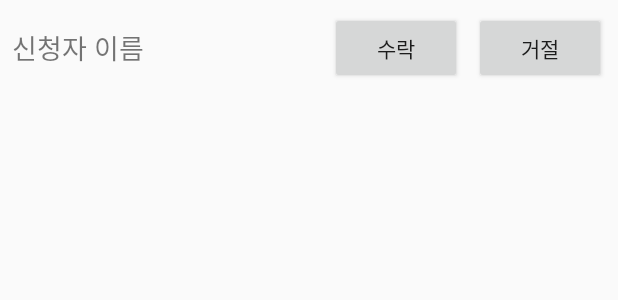
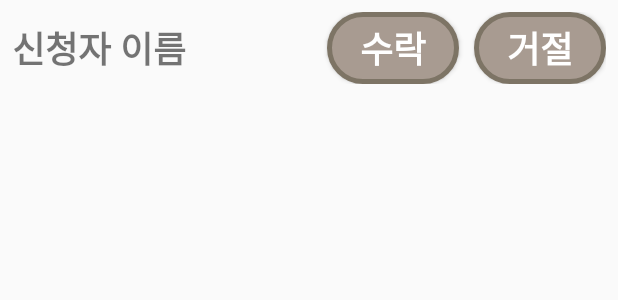
Before and after one commit to SeungYeon04/D_1to1_ChatApp, an Android app: the layout request_item.xml on its own in the app's theme, with its tools: preview values and no code run, on a phone screen of 412 x 824 dp. Shown: the top 300 px of the screen. Run offline under Robolectric (Android 15) with nearby library versions, the phone set to English and light mode, and no system bars.

Commit message:
connection_request UI 일부 수정
1. 기본 UI에서 통일성 수정
2. codeinput에 신청 목록으로 연결되는 버튼 추가

```diff
--- a/ChatApp_1to1/app/src/main/java/com/example/chatapp_1to1/PlantCareActivity.kt
+++ b/ChatApp_1to1/app/src/main/java/com/example/chatapp_1to1/PlantCareActivity.kt
@@ -69,7 +69,7 @@ class PlantCareActivity : AppCompatActivity() {
         }
 
         findViewById<ImageView>(R.id.ivSpeechBubble).setOnClickListener {
-            val intent = Intent(this, ConnectionRequestsActivity::class.java)
+            val intent = Intent(this, CodeInputActivity::class.java)
             startActivity(intent)
         }
 
--- a/ChatApp_1to1/app/src/main/res/layout/activity_connection_request.xml
+++ b/ChatApp_1to1/app/src/main/res/layout/activity_connection_request.xml
@@ -10,6 +10,7 @@
         android:layout_width="wrap_content"
         android:layout_height="wrap_content"
         android:text="연결 신청"
+        android:fontFamily="@font/bmjua"
         android:textSize="24sp"
         android:textStyle="bold"
         android:layout_centerHorizontal="true"
--- a/ChatApp_1to1/app/src/main/res/layout/request_item.xml
+++ b/ChatApp_1to1/app/src/main/res/layout/request_item.xml
@@ -13,21 +13,34 @@
         android:layout_height="wrap_content"
         android:layout_weight="1"
         android:text="신청자 이름"
-        android:textSize="18sp" />
+        android:fontFamily="@font/bmjua"
+        android:textSize="24sp"
+        android:textStyle="bold" />
 
     <!-- 수락 버튼 -->
-    <Button
+
+    <!-- 거절 버튼 -->
+    <androidx.appcompat.widget.AppCompatButton
         android:id="@+id/accept_button"
         android:layout_width="wrap_content"
         android:layout_height="wrap_content"
+        android:background="@drawable/login_btn_bg"
+        android:fontFamily="@font/bmjua"
         android:text="수락"
-        android:layout_marginEnd="8dp" />
+        android:textColor="#FFFFFF"
+        android:textSize="24sp"
+        android:textStyle="bold" />
 
-    <!-- 거절 버튼 -->
-    <Button
+    <androidx.appcompat.widget.AppCompatButton
         android:id="@+id/reject_button"
         android:layout_width="wrap_content"
         android:layout_height="wrap_content"
-        android:text="거절" />
+        android:layout_marginStart="10dp"
+        android:background="@drawable/login_btn_bg"
+        android:fontFamily="@font/bmjua"
+        android:text="거절"
+        android:textColor="#FFFFFF"
+        android:textSize="24sp"
+        android:textStyle="bold" />
 
 </LinearLayout>
```
Also changed, not shown: ChatApp_1to1/app/src/main/res/layout/activity_codeinput.xml (+16 -0 lines).
